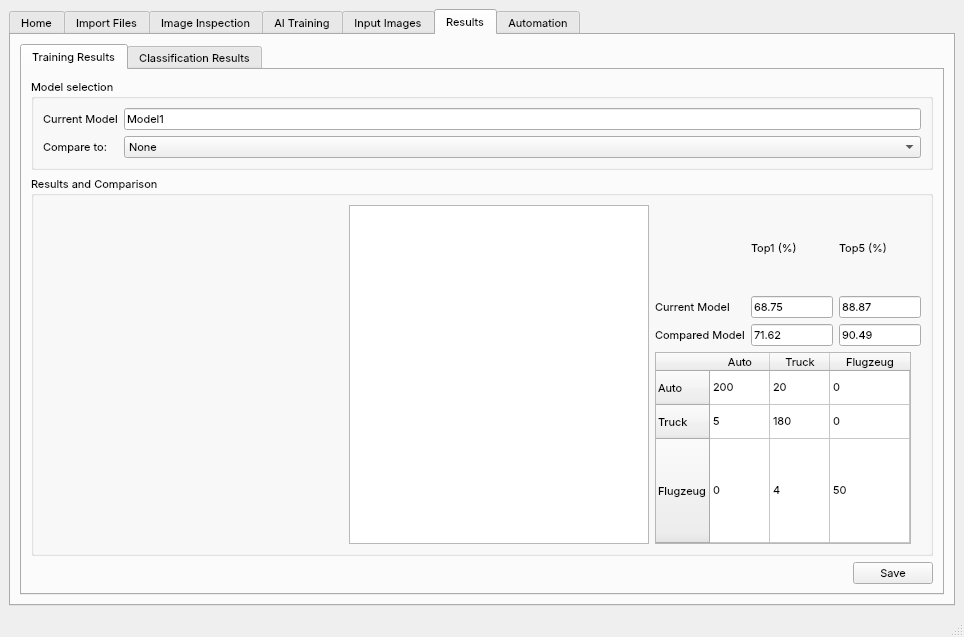
Qt form mainwindow.ui (Joensw/RCAIT) before a commit.
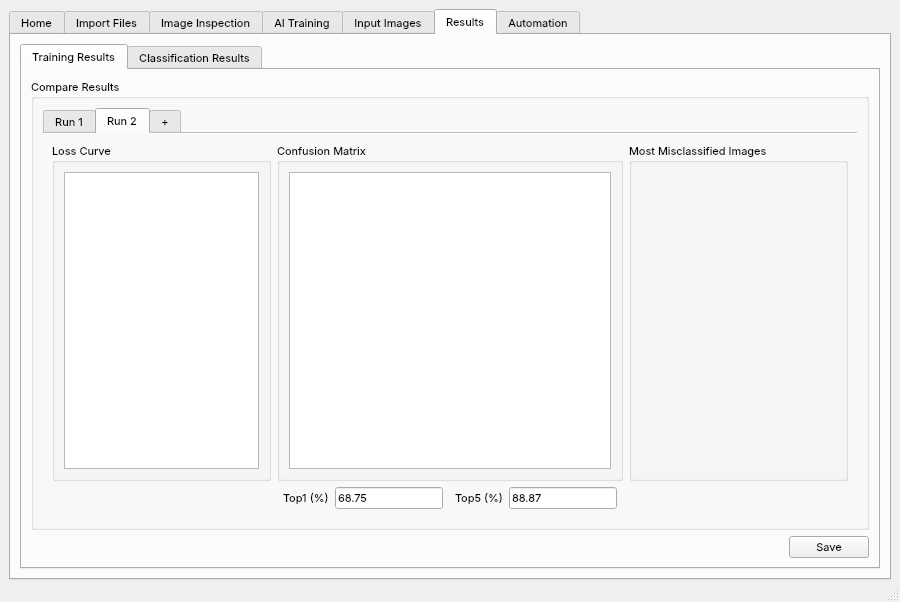
The same form after that commit. The open tabs and pages were chosen to show the change. Icons and pictures are not drawn. Custom widgets are drawn as their Qt base class.

Commit message: Überarbeiteter Results Tab

The edit to the form file:
```diff
--- a/mainwindow.ui
+++ b/mainwindow.ui
@@ -6,14 +6,14 @@
    <rect>
     <x>0</x>
     <y>0</y>
-    <width>964</width>
-    <height>637</height>
+    <width>900</width>
+    <height>602</height>
    </rect>
   </property>
   <property name="minimumSize">
    <size>
-    <width>964</width>
-    <height>637</height>
+    <width>900</width>
+    <height>600</height>
    </size>
   </property>
   <property name="windowTitle">
@@ -31,6 +31,9 @@
   </property>
   <widget class="QWidget" name="centralwidget">
    <layout class="QGridLayout" name="gridLayout">
+    <property name="bottomMargin">
+     <number>0</number>
+    </property>
     <item row="0" column="0">
      <widget class="CustomTabWidget" name="tabWidget">
       <property name="enabled">
@@ -52,7 +55,7 @@
        <enum>QTabWidget::Rounded</enum>
       </property>
       <property name="currentIndex">
-       <number>1</number>
+       <number>5</number>
       </property>
       <property name="iconSize">
        <size>
@@ -328,7 +331,7 @@
           <property name="title">
            <string>Import Images</string>
           </property>
-          <layout class="QGridLayout" name="gridLayout_4">
+          <layout class="QGridLayout" name="gridLayout_4" rowstretch="0">
            <item row="0" column="0" colspan="2">
             <layout class="QGridLayout" name="gridLayout_12">
              <item row="0" column="0">
@@ -1099,282 +1102,399 @@
             <item>
              <widget class="QGroupBox" name="groupBox_7">
               <property name="title">
-               <string>Model selection</string>
+               <string>Compare Results</string>
               </property>
-              <layout class="QHBoxLayout" name="horizontalLayout_28">
-               <item>
-                <layout class="QGridLayout" name="gridLayout_3">
-                 <item row="1" column="0">
-                  <widget class="QLabel" name="label_8">
-                   <property name="text">
-                    <string>Current Model</string>
-                   </property>
-                  </widget>
-                 </item>
-                 <item row="1" column="1">
-                  <widget class="QLineEdit" name="lineEdit_12">
-                   <property name="text">
-                    <string>Model1</string>
-                   </property>
-                   <property name="readOnly">
-                    <bool>true</bool>
-                   </property>
-                  </widget>
-                 </item>
-                 <item row="2" column="0">
-                  <widget class="QLabel" name="label_17">
-                   <property name="text">
-                    <string>Compare to:</string>
-                   </property>
-                  </widget>
-                 </item>
-                 <item row="2" column="1">
-                  <widget class="QComboBox" name="comboBox">
-                   <item>
-                    <property name="text">
-                     <string>None</string>
-                    </property>
-                   </item>
-                   <item>
-                    <property name="text">
-                     <string>Model2</string>
-                    </property>
-                   </item>
-                   <item>
-                    <property name="text">
-                     <string>Model3</string>
-                    </property>
-                   </item>
-                  </widget>
-                 </item>
-                </layout>
-               </item>
-              </layout>
-             </widget>
-            </item>
-            <item>
-             <widget class="QGroupBox" name="groupBox_8">
-              <property name="title">
-               <string>Results and Comparison</string>
+              <property name="flat">
+               <bool>false</bool>
               </property>
-              <layout class="QHBoxLayout" name="horizontalLayout_30">
+              <layout class="QHBoxLayout" name="horizontalLayout_6">
                <item>
-                <layout class="QVBoxLayout" name="verticalLayout_9">
-                 <item>
-                  <layout class="QHBoxLayout" name="horizontalLayout_29">
-                   <item>
-                    <layout class="QVBoxLayout" name="verticalLayout_11">
-                     <item>
-                      <widget class="StaticList" name="widget" native="true">
+                <widget class="QTabWidget" name="tabWidget_3">
+                 <property name="currentIndex">
+                  <number>0</number>
+                 </property>
+                 <property name="elideMode">
+                  <enum>Qt::ElideNone</enum>
+                 </property>
+                 <property name="documentMode">
+                  <bool>true</bool>
+                 </property>
+                 <property name="movable">
+                  <bool>true</bool>
+                 </property>
+                 <widget class="QWidget" name="run_1">
+                  <attribute name="title">
+                   <string>Run 1</string>
+                  </attribute>
+                  <layout class="QGridLayout" name="gridLayout_23">
+                   <item row="0" column="0">
+                    <layout class="QGridLayout" name="gridLayout_20" rowstretch="0,0" columnstretch="1,0,0,0,0,0,0,0,0,0,1">
+                     <property name="sizeConstraint">
+                      <enum>QLayout::SetDefaultConstraint</enum>
+                     </property>
+                     <item row="1" column="7">
+                      <widget class="QLineEdit" name="lineEdit_17">
+                       <property name="text">
+                        <string>88.87</string>
+                       </property>
+                      </widget>
+                     </item>
+                     <item row="1" column="4" colspan="2">
+                      <spacer name="horizontalSpacer_16">
+                       <property name="orientation">
+                        <enum>Qt::Horizontal</enum>
+                       </property>
+                       <property name="sizeHint" stdset="0">
+                        <size>
+                         <width>0</width>
+                         <height>20</height>
+                        </size>
+                       </property>
+                      </spacer>
+                     </item>
+                     <item row="0" column="1" colspan="8">
+                      <widget class="QGroupBox" name="groupBox_11">
                        <property name="sizePolicy">
-                        <sizepolicy hsizetype="Expanding" vsizetype="Expanding">
+                        <sizepolicy hsizetype="MinimumExpanding" vsizetype="Preferred">
                          <horstretch>0</horstretch>
                          <verstretch>0</verstretch>
                         </sizepolicy>
                        </property>
-                       <property name="minimumSize">
+                       <property name="title">
+                        <string>Confusion Matrix</string>
+                       </property>
+                       <layout class="QHBoxLayout" name="horizontalLayout_5">
+                        <item>
+                         <widget class="QGraphicsView" name="graphicsView_confusionmatrix">
+                          <property name="minimumSize">
+                           <size>
+                            <width>0</width>
+                            <height>0</height>
+                           </size>
+                          </property>
+                          <property name="renderHints">
+                           <set>QPainter::Antialiasing|QPainter::LosslessImageRendering|QPainter::TextAntialiasing</set>
+                          </property>
+                         </widget>
+                        </item>
+                       </layout>
+                      </widget>
+                     </item>
+                     <item row="1" column="3">
+                      <widget class="QLineEdit" name="lineEdit_15">
+                       <property name="text">
+                        <string>68.75</string>
+                       </property>
+                      </widget>
+                     </item>
+                     <item row="1" column="2">
+                      <widget class="QLabel" name="label_20">
+                       <property name="text">
+                        <string>Top1 (%)</string>
+                       </property>
+                      </widget>
+                     </item>
+                     <item row="1" column="6">
+                      <widget class="QLabel" name="label_23">
+                       <property name="text">
+                        <string>Top5 (%)</string>
+                       </property>
+                      </widget>
+                     </item>
+                     <item row="0" column="0">
+                      <widget class="QGroupBox" name="groupBox_10">
+                       <property name="sizePolicy">
+                        <sizepolicy hsizetype="Preferred" vsizetype="Preferred">
+                         <horstretch>0</horstretch>
+                         <verstretch>0</verstretch>
+                        </sizepolicy>
+                       </property>
+                       <property name="title">
+                        <string>Loss Curve</string>
+                       </property>
+                       <property name="checkable">
+                        <bool>false</bool>
+                       </property>
+                       <layout class="QHBoxLayout" name="horizontalLayout_4" stretch="0">
+                        <property name="sizeConstraint">
+                         <enum>QLayout::SetDefaultConstraint</enum>
+                        </property>
+                        <item>
+                         <widget class="QChartView" name="graphicsView_losscurve">
+                          <property name="minimumSize">
+                           <size>
+                            <width>0</width>
+                            <height>0</height>
+                           </size>
+                          </property>
+                         </widget>
+                        </item>
+                       </layout>
+                      </widget>
+                     </item>
+                     <item row="0" column="9" colspan="2">
+                      <widget class="QGroupBox" name="groupBox_12">
+                       <property name="sizePolicy">
+                        <sizepolicy hsizetype="Expanding" vsizetype="Preferred">
+                         <horstretch>0</horstretch>
+                         <verstretch>0</verstretch>
+                        </sizepolicy>
+                       </property>
+                       <property name="title">
+                        <string>Most Misclassified Images</string>
+                       </property>
+                       <layout class="QGridLayout" name="gridLayout_19" rowstretch="0">
+                        <item row="0" column="0">
+                         <widget class="StaticList" name="widget" native="true">
+                          <property name="sizePolicy">
+                           <sizepolicy hsizetype="Expanding" vsizetype="Expanding">
+                            <horstretch>0</horstretch>
+                            <verstretch>0</verstretch>
+                           </sizepolicy>
+                          </property>
+                          <property name="minimumSize">
+                           <size>
+                            <width>0</width>
+                            <height>0</height>
+                           </size>
+                          </property>
+                          <property name="autoFillBackground">
+                           <bool>false</bool>
+                          </property>
+                         </widget>
+                        </item>
+                       </layout>
+                      </widget>
+                     </item>
+                     <item row="1" column="0" colspan="2">
+                      <spacer name="horizontalSpacer_18">
+                       <property name="orientation">
+                        <enum>Qt::Horizontal</enum>
+                       </property>
+                       <property name="sizeHint" stdset="0">
                         <size>
-                         <width>300</width>
-                         <height>0</height>
+                         <width>2</width>
+                         <height>20</height>
                         </size>
                        </property>
-                      </widget>
+                      </spacer>
                      </item>
+                     <item row="1" column="8" colspan="3">
+                      <spacer name="horizontalSpacer_19">
+                       <property name="orientation">
+                        <enum>Qt::Horizontal</enum>
+                       </property>
+                       <property name="sizeHint" stdset="0">
+                        <size>
+                         <width>10</width>
+                         <height>20</height>
+                        </size>
+                       </property>
+                      </spacer>
+                     </item>
                     </layout>
                    </item>
-                   <item>
-                    <layout class="QVBoxLayout" name="verticalLayout_12">
-                     <item>
-                      <widget class="QChartView" name="graph2">
+                  </layout>
+                 </widget>
+                 <widget class="QWidget" name="run_2">
+                  <attribute name="title">
+                   <string>Run 2</string>
+                  </attribute>
+                  <layout class="QGridLayout" name="gridLayout_3">
+                   <item row="0" column="0">
+                    <layout class="QGridLayout" name="gridLayout_21" rowstretch="0,0" columnstretch="1,0,0,0,0,0,0,0,0,0,1">
+                     <property name="sizeConstraint">
+                      <enum>QLayout::SetDefaultConstraint</enum>
+                     </property>
+                     <item row="1" column="7">
+                      <widget class="QLineEdit" name="lineEdit_18">
+                       <property name="text">
+                        <string>88.87</string>
+                       </property>
+                      </widget>
+                     </item>
+                     <item row="1" column="4" colspan="2">
+                      <spacer name="horizontalSpacer_17">
+                       <property name="orientation">
+                        <enum>Qt::Horizontal</enum>
+                       </property>
+                       <property name="sizeHint" stdset="0">
+                        <size>
+                         <width>0</width>
+                         <height>20</height>
+                        </size>
+                       </property>
+                      </spacer>
+                     </item>
+                     <item row="0" column="1" colspan="8">
+                      <widget class="QGroupBox" name="groupBox_13">
                        <property name="sizePolicy">
-                        <sizepolicy hsizetype="Expanding" vsizetype="Expanding">
+                        <sizepolicy hsizetype="MinimumExpanding" vsizetype="Preferred">
                          <horstretch>0</horstretch>
                          <verstretch>0</verstretch>
                         </sizepolicy>
                        </property>
-                       <property name="minimumSize">
+                       <property name="title">
+                        <string>Confusion Matrix</string>
+                       </property>
+                       <layout class="QHBoxLayout" name="horizontalLayout_8">
+                        <item>
+                         <widget class="QGraphicsView" name="graphicsView_confusionmatrix_2">
+                          <property name="minimumSize">
+                           <size>
+                            <width>0</width>
+                            <height>0</height>
+                           </size>
+                          </property>
+                          <property name="renderHints">
+                           <set>QPainter::Antialiasing|QPainter::LosslessImageRendering|QPainter::TextAntialiasing</set>
+                          </property>
+                         </widget>
+                        </item>
+                       </layout>
+                      </widget>
+                     </item>
+                     <item row="1" column="3">
+                      <widget class="QLineEdit" name="lineEdit_16">
+                       <property name="text">
+                        <string>68.75</string>
+                       </property>
+                      </widget>
+                     </item>
+                     <item row="1" column="2">
+                      <widget class="QLabel" name="label_22">
+                       <property name="text">
+                        <string>Top1 (%)</string>
+                       </property>
+                      </widget>
+                     </item>
+                     <item row="1" column="6">
+                      <widget class="QLabel" name="label_24">
+                       <property name="text">
+                        <string>Top5 (%)</string>
+                       </property>
+                      </widget>
+                     </item>
+                     <item row="0" column="0">
+                      <widget class="QGroupBox" name="groupBox_14">
+                       <property name="sizePolicy">
+                        <sizepolicy hsizetype="Preferred" vsizetype="Preferred">
+                         <horstretch>0</horstretch>
+                         <verstretch>0</verstretch>
+                        </sizepolicy>
+                       </property>
+                       <property name="title">
+                        <string>Loss Curve</string>
+                       </property>
+                       <property name="checkable">
+                        <bool>false</bool>
+                       </property>
+                       <layout class="QHBoxLayout" name="horizontalLayout_9" stretch="0">
+                        <property name="sizeConstraint">
+                         <enum>QLayout::SetDefaultConstraint</enum>
+                        </property>
+                        <item>
+                         <widget class="QChartView" name="graphicsView_losscurve_2">
+                          <property name="minimumSize">
+                           <size>
+                            <width>0</width>
+                            <height>0</height>
+                           </size>
+                          </property>
+                         </widget>
+                        </item>
+                       </layout>
+                      </widget>
+                     </item>
+                     <item row="0" column="9" colspan="2">
+                      <widget class="QGroupBox" name="groupBox_15">
+                       <property name="sizePolicy">
+                        <sizepolicy hsizetype="Expanding" vsizetype="Preferred">
+                         <horstretch>0</horstretch>
+                         <verstretch>0</verstretch>
+                        </sizepolicy>
+                       </property>
+                       <property name="title">
+                        <string>Most Misclassified Images</string>
+                       </property>
+                       <layout class="QGridLayout" name="gridLayout_24" rowstretch="0">
+                        <item row="0" column="0">
+                         <widget class="StaticList" name="widget_2" native="true">
+                          <property name="sizePolicy">
+                           <sizepolicy hsizetype="Expanding" vsizetype="Expanding">
+                            <horstretch>0</horstretch>
+                            <verstretch>0</verstretch>
+                           </sizepolicy>
+                          </property>
+                          <property name="minimumSize">
+                           <size>
+                            <width>0</width>
+                            <height>0</height>
+                           </size>
+                          </property>
+                          <property name="autoFillBackground">
+                           <bool>false</bool>
+                          </property>
+                         </widget>
+                        </item>
+                       </layout>
+                      </widget>
+                     </item>
+                     <item row="1" column="0" colspan="2">
+                      <spacer name="horizontalSpacer_20">
+                       <property name="orientation">
+                        <enum>Qt::Horizontal</enum>
+                       </property>
+                       <property name="sizeHint" stdset="0">
                         <size>
-                         <width>300</width>
-                         <height>0</height>
+                         <width>2</width>
+                         <height>20</height>
                         </size>
                        </property>
-                      </widget>
+                      </spacer>
                      </item>
+                     <item row="1" column="8" colspan="3">
+                      <spacer name="horizontalSpacer_21">
+                       <property name="orientation">
+                        <enum>Qt::Horizontal</enum>
+                       </property>
+                       <property name="sizeHint" stdset="0">
+                        <size>
+                         <width>10</width>
+                         <height>20</height>
+                        </size>
+                       </property>
+                      </spacer>
+                     </item>
                     </layout>
                    </item>
                   </layout>
-                 </item>
-                </layout>
-               </item>
-               <item>
-                <layout class="QVBoxLayout" name="verticalLayout_13">
-                 <item>
-                  <layout class="QGridLayout" name="gridLayout_18">
-                   <item row="3" column="2">
-                    <widget class="QLineEdit" name="lineEdit_17">
-                     <property name="text">
-                      <string>88.87</string>
-                     </property>
-                    </widget>
-                   </item>
-                   <item row="3" column="1">
-                    <widget class="QLineEdit" name="lineEdit_15">
-                     <property name="text">
-                      <string>68.75</string>
-                     </property>
-                    </widget>
-                   </item>
-                   <item row="5" column="0">
-                    <widget class="QLabel" name="label_22">
-                     <property name="text">
-                      <string>Compared Model</string>
-                     </property>
-                    </widget>
-                   </item>
-                   <item row="0" column="1">
-                    <widget class="QLabel" name="label_20">
-                     <property name="text">
-                      <string>Top1 (%)</string>
-                     </property>
-                    </widget>
-                   </item>
-                   <item row="0" column="2">
-                    <widget class="QLabel" name="label_23">
-                     <property name="text">
-                      <string>Top5 (%)</string>
-                     </property>
-                    </widget>
-                   </item>
-                   <item row="3" column="0">
-                    <widget class="QLabel" name="label_21">
-                     <property name="text">
-                      <string>Current Model</string>
-                     </property>
-                    </widget>
-                   </item>
-                   <item row="5" column="2">
-                    <widget class="QLineEdit" name="lineEdit_13">
-                     <property name="text">
-                      <string>90.49</string>
-                     </property>
-                    </widget>
-                   </item>
-                   <item row="5" column="1">
-                    <widget class="QLineEdit" name="lineEdit_18">
-                     <property name="text">
-                      <string>71.62</string>
-                     </property>
-                    </widget>
-                   </item>
-                  </layout>
-                 </item>
-                 <item>
-                  <widget class="QTableWidget" name="tableWidget_2">
-                   <property name="sizePolicy">
-                    <sizepolicy hsizetype="Fixed" vsizetype="Fixed">
-                     <horstretch>0</horstretch>
-                     <verstretch>0</verstretch>
-                    </sizepolicy>
+                 </widget>
+                 <widget class="QWidget" name="add">
+                  <attribute name="title">
+                   <string>+</string>
+                  </attribute>
+                  <widget class="QWidget" name="layoutWidget">
+                   <property name="geometry">
+                    <rect>
+                     <x>180</x>
+                     <y>80</y>
+                     <width>280</width>
+                     <height>44</height>
+                    </rect>
                    </property>
-                   <property name="verticalScrollBarPolicy">
-                    <enum>Qt::ScrollBarAlwaysOff</enum>
-                   </property>
-                   <property name="horizontalScrollBarPolicy">
-                    <enum>Qt::ScrollBarAlwaysOff</enum>
-                   </property>
-                   <attribute name="horizontalHeaderDefaultSectionSize">
-                    <number>60</number>
-                   </attribute>
-                   <attribute name="horizontalHeaderHighlightSections">
-                    <bool>false</bool>
-                   </attribute>
-                   <attribute name="horizontalHeaderStretchLastSection">
-                    <bool>true</bool>
-                   </attribute>
-                   <attribute name="verticalHeaderDefaultSectionSize">
-                    <number>34</number>
-                   </attribute>
-                   <attribute name="verticalHeaderStretchLastSection">
-                    <bool>true</bool>
-                   </attribute>
-                   <row>
-                    <property name="text">
-                     <string>Auto</string>
-                    </property>
-                   </row>
-                   <row>
-                    <property name="text">
-                     <string>Truck</string>
-                    </property>
-                   </row>
-                   <row>
-                    <property name="text">
-                     <string>Flugzeug</string>
-                    </property>
-                   </row>
-                   <column>
-                    <property name="text">
-                     <string>Auto</string>
-                    </property>
-                   </column>
-                   <column>
-                    <property name="text">
-                     <string>Truck</string>
-                    </property>
-                   </column>
-                   <column>
-                    <property name="text">
-                     <string>Flugzeug</string>
-                    </property>
-                   </column>
-                   <item row="0" column="0">
-                    <property name="text">
-                     <string>200</string>
-                    </property>
-                   </item>
-                   <item row="0" column="1">
-                    <property name="text">
-                     <string>20</string>
-                    </property>
-                   </item>
-                   <item row="0" column="2">
-                    <property name="text">
-                     <string>0</string>
-                    </property>
-                   </item>
-                   <item row="1" column="0">
-                    <property name="text">
-                     <string>5</string>
-                    </property>
-                   </item>
-                   <item row="1" column="1">
-                    <property name="text">
-                     <string>180</string>
-                    </property>
-                   </item>
-                   <item row="1" column="2">
-                    <property name="text">
-                     <string>0</string>
-                    </property>
-                   </item>
-                   <item row="2" column="0">
-                    <property name="text">
-                     <string>0</string>
-                    </property>
-                   </item>
-                   <item row="2" column="1">
-                    <property name="text">
-                     <string>4</string>
-                    </property>
-                   </item>
-                   <item row="2" column="2">
-                    <property name="text">
-                     <string>50</string>
-                    </property>
-                   </item>
+                   <layout class="QGridLayout" name="gridLayout_18">
+                    <item row="0" column="0">
+                     <widget class="QLabel" name="label_21">
+                      <property name="text">
+                       <string>Run 1</string>
+                      </property>
+                     </widget>
+                    </item>
+                   </layout>
                   </widget>
-                 </item>
-                </layout>
+                 </widget>
+                </widget>
                </item>
               </layout>
              </widget>
@@ -1899,7 +2019,7 @@
     <rect>
      <x>0</x>
      <y>0</y>
-     <width>964</width>
+     <width>900</width>
      <height>21</height>
     </rect>
    </property>
```
The commit also changes 7 other files.
